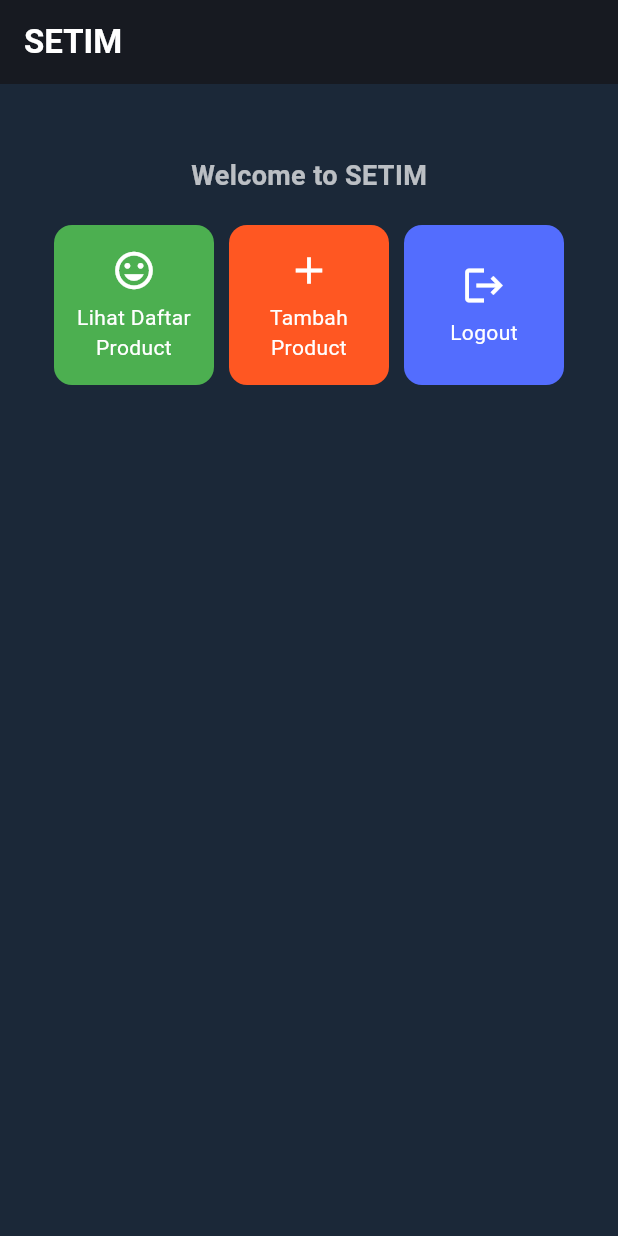
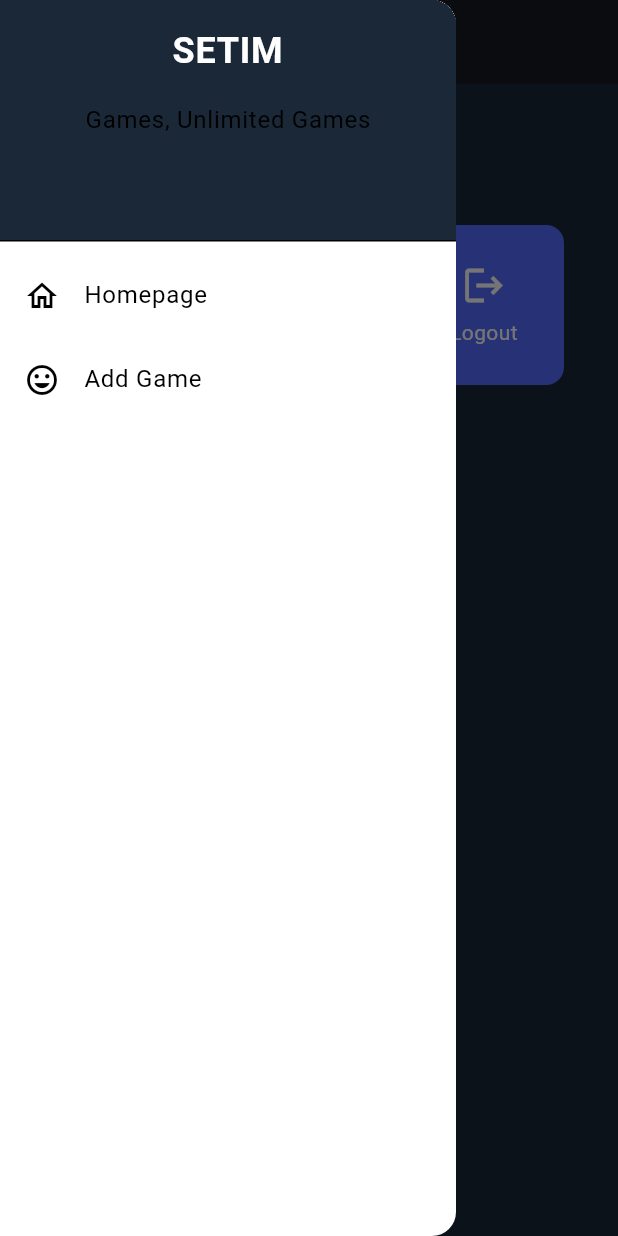
Before and after one commit to F00-fighter/e-commerce-pbp-mobile, a Flutter app: the screen it shows after launch, with the side drawer open (before the commit the screen has no drawer), on a phone screen of 412 x 824 dp. Run offline on Flutter 3.47's test engine with Material 3 defaults, Android fonts, the phone set to English and light mode, and no system bars.

Commit message:
tugas 8 finished

```diff
--- a/lib/main.dart
+++ b/lib/main.dart
@@ -1,5 +1,5 @@
 import 'package:flutter/material.dart';
-import 'package:e_commerce_mobile_app/menu.dart';
+import 'package:e_commerce_mobile_app/screens/menu.dart';
 
 void main() {
   runApp(const MyApp());
@@ -19,7 +19,6 @@ class MyApp extends StatelessWidget {
         ).copyWith(
           primary: const Color(0xFF1b2838), // Dark background color
           secondary: const Color(0xFF171a21), // Accent color similar to Steam's blue
-          background: const Color.fromARGB(255, 34, 38, 41), // Slightly lighter background
           surface: const Color.fromARGB(255, 44, 49, 53), // Card or surface color
         ),
         scaffoldBackgroundColor: const Color(0xFF1b2838), // Page background color
--- a/lib/menu.dart
+++ b/lib/screens/menu.dart
@@ -1,11 +1,12 @@
 import 'package:flutter/material.dart';
-
+import 'package:e_commerce_mobile_app/widgets/product_card.dart';
+import 'package:e_commerce_mobile_app/widgets/drawer.dart';
 class MyHomePage extends StatelessWidget {
   MyHomePage({super.key});
 
   final List<ItemHomepage> items = [
-    ItemHomepage("Lihat Daftar Product", Icons.mood, Colors.green),
-    ItemHomepage("Tambah Product", Icons.add, Colors.deepOrange),
+    ItemHomepage("Library", Icons.list, Colors.green),
+    ItemHomepage("Add Product", Icons.add, Colors.deepOrange),
     ItemHomepage("Logout", Icons.logout, Colors.indigoAccent),
   ];
 
@@ -26,6 +27,7 @@ class MyHomePage extends StatelessWidget {
         // Warna latar belakang AppBar diambil dari skema warna tema aplikasi.
         backgroundColor: Theme.of(context).colorScheme.secondary,
       ),
+      drawer: const LeftDrawer(),
       // Body halaman dengan padding di sekelilingnya.
       body: Padding(
         padding: const EdgeInsets.all(16.0),
@@ -80,13 +82,6 @@ class MyHomePage extends StatelessWidget {
   }
 }
 
-class ItemHomepage {
-  final String name;
-  final IconData icon;
-  final Color color;
-
-  ItemHomepage(this.name, this.icon, this.color);
- }
 
 class InfoCard extends StatelessWidget {
   // Kartu informasi yang menampilkan title dan content.
@@ -120,58 +115,3 @@ class InfoCard extends StatelessWidget {
     );
   }
 }
-
-
-class ItemCard extends StatelessWidget {
-  // Menampilkan kartu dengan ikon dan nama.
-
-  final ItemHomepage item;
-
-  const ItemCard(this.item, {super.key});
-
-  @override
-  Widget build(BuildContext context) {
-    return Material(
-      // Menentukan warna latar belakang dari tema aplikasi.
-      color: item.color,
-      // Membuat sudut kartu melengkung.
-      borderRadius: BorderRadius.circular(12),
-
-      child: InkWell(
-        // Aksi ketika kartu ditekan.
-        onTap: () {
-          // Menampilkan pesan SnackBar saat kartu ditekan.
-          ScaffoldMessenger.of(context)
-            ..hideCurrentSnackBar()
-            ..showSnackBar(
-              SnackBar(content: Text("Kamu telah menekan tombol ${item.name}!"))
-            );
-        },
-        // Container untuk menyimpan Icon dan Text
-        child: Container(
-          padding: const EdgeInsets.all(8),
-          child: Center(
-            child: Column(
-              // Menyusun ikon dan teks di tengah kartu.
-              mainAxisAlignment: MainAxisAlignment.center,
-              children: [
-                Icon(
-                  item.icon,
-                  color: Colors.white,
-                  size: 30.0,
-                ),
-                const Padding(padding: EdgeInsets.all(3)),
-                Text(
-                  item.name,
-                  textAlign: TextAlign.center,
-                  style: const TextStyle(color: Colors.white),
-                ),
-              ],
-            ),
-          ),
-        ),
-      ),
-    );
-  }
-
-}
--- /dev/null
+++ b/lib/widgets/drawer.dart
@@ -0,0 +1,63 @@
+import 'package:flutter/material.dart';
+import 'package:e_commerce_mobile_app/screens/menu.dart';
+import 'package:e_commerce_mobile_app/screens/product_form.dart';
+
+class LeftDrawer extends StatelessWidget {
+  const LeftDrawer({super.key});
+
+  @override
+  Widget build(BuildContext context) {
+    return Drawer(
+      child: ListView(
+        children: [
+          DrawerHeader(
+            decoration: BoxDecoration(
+            color: Theme.of(context).colorScheme.primary,
+          ),
+          child: const Column(
+            children: [
+              Text(
+                'SETIM',
+                textAlign: TextAlign.center,
+                style: TextStyle(
+                  fontSize: 24,
+                  fontWeight: FontWeight.bold,
+                  color: Colors.white,
+                ),
+              ),
+              Padding(padding: EdgeInsets.all(8)),
+              Text(
+                "Games, Unlimited Games",
+              ),
+            ],
+          ),
+          ),
+          ListTile(
+            leading: const Icon(Icons.home_outlined),
+            title: const Text('Homepage'),
+            // Bagian redirection ke MyHomePage
+            onTap: () {
+              Navigator.pushReplacement(
+                  context,
+                  MaterialPageRoute(
+                    builder: (context) => MyHomePage(),
+                  ));
+            },
+          ),
+          ListTile(
+            leading: const Icon(Icons.mood),
+            title: const Text('Add Game'),
+            // Bagian redirection ke MoodEntryFormPage
+            onTap: () {
+              Navigator.pushReplacement(
+                  context,
+                  MaterialPageRoute(
+                    builder: (context) => ProductFormPage(),
+                  ));
+            },
+          ),
+        ],
+      ),
+    );
+  }
+}
--- /dev/null
+++ b/lib/widgets/product_card.dart
@@ -0,0 +1,75 @@
+import 'package:flutter/material.dart';
+import 'package:e_commerce_mobile_app/screens/product_form.dart';
+
+
+class ItemHomepage {
+  final String name;
+  final IconData icon;
+  final Color color;
+
+  ItemHomepage(this.name, this.icon, this.color);
+}
+
+
+
+class ItemCard extends StatelessWidget {
+  // Menampilkan kartu dengan ikon dan nama.
+
+  final ItemHomepage item;
+
+  const ItemCard(this.item, {super.key});
+
+  @override
+  Widget build(BuildContext context) {
+    return Material(
+      // Menentukan warna latar belakang dari tema aplikasi.
+      color: item.color,
+      // Membuat sudut kartu melengkung.
+      borderRadius: BorderRadius.circular(12),
+
+      child: InkWell(
+        // Aksi ketika kartu ditekan.
+        onTap: () {
+          // Menampilkan pesan SnackBar saat kartu ditekan.
+          ScaffoldMessenger.of(context)
+            ..hideCurrentSnackBar()
+            ..showSnackBar(
+              SnackBar(content: Text("Kamu telah menekan tombol ${item.name}!"))
+            );
+
+          if (item.name == "Add Product") {
+              Navigator.pushReplacement(
+                  context,
+                  MaterialPageRoute(
+                    builder: (context) => ProductFormPage(),
+                  ));
+            }
+        },
+        // Container untuk menyimpan Icon dan Text
+        child: Container(
+          padding: const EdgeInsets.all(8),
+          child: Center(
+            child: Column(
+              // Menyusun ikon dan teks di tengah kartu.
+              mainAxisAlignment: MainAxisAlignment.center,
+              children: [
+                Icon(
+                  item.icon,
+                  color: Colors.white,
+                  size: 30.0,
+                ),
+                const Padding(padding: EdgeInsets.all(3)),
+                Text(
+                  item.name,
+                  textAlign: TextAlign.center,
+                  style: const TextStyle(color: Colors.white),
+                ),
+              ],
+            ),
+          ),
+        ),
+      ),
+    );
+  }
+
+}
```
Also changed, not shown: lib/screens/product_form.dart (added, +161 -0 lines).
